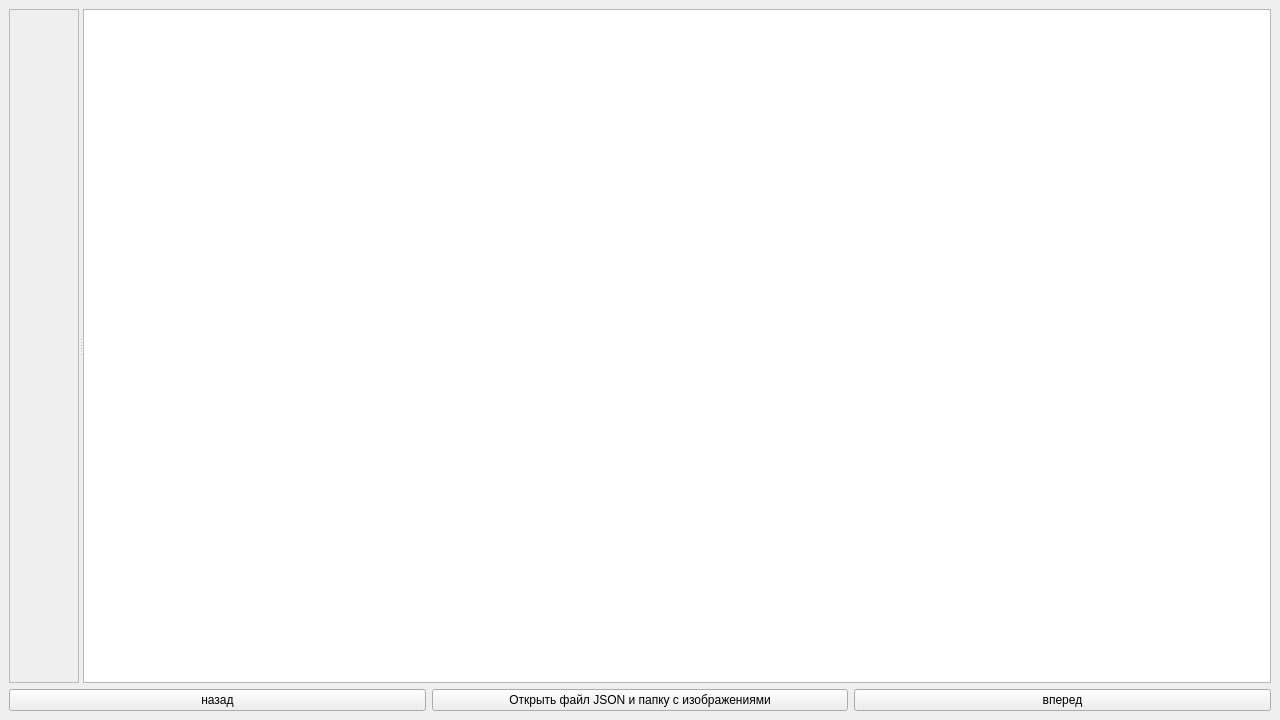
Above: mainwindow.ui from antonak387/image-result-display before the change. Below: the same form after it.
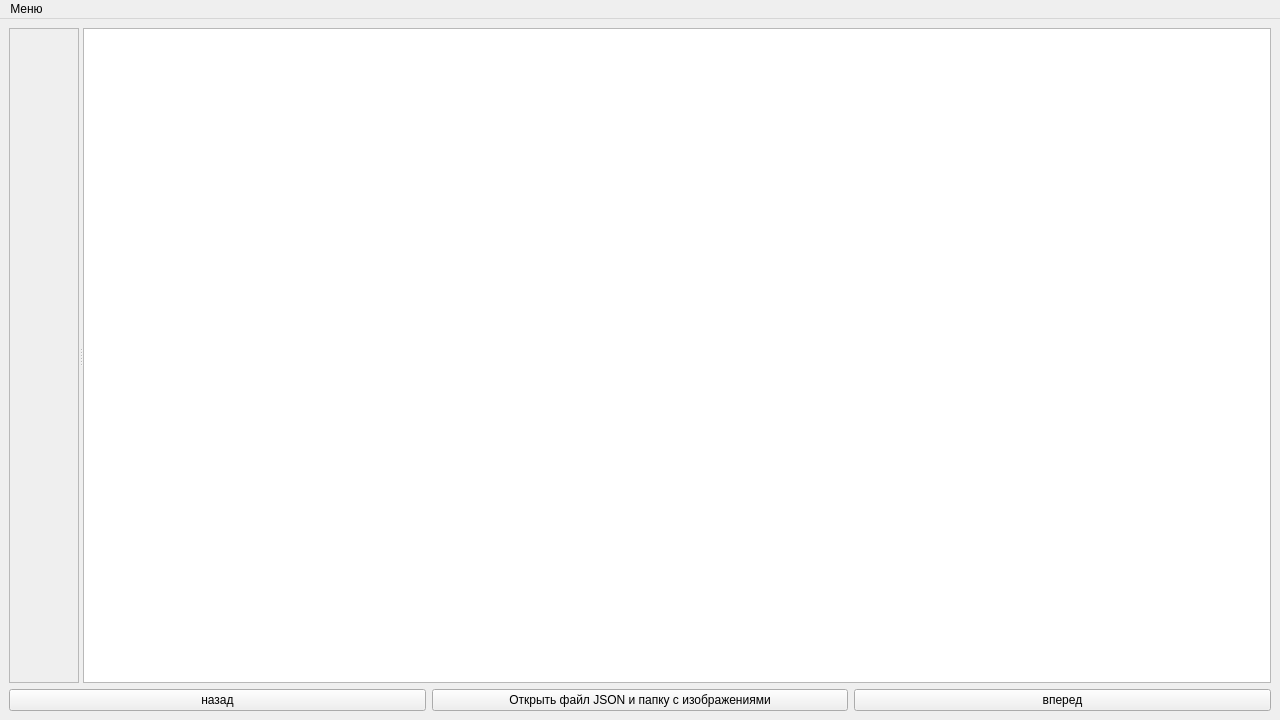
That is the form after the change. Custom widgets are drawn as their Qt base class.

Patch:
```diff
--- a/mainwindow.ui
+++ b/mainwindow.ui
@@ -30,7 +30,7 @@
           <x>0</x>
           <y>0</y>
           <width>73</width>
-          <height>344</height>
+          <height>331</height>
          </rect>
         </property>
        </widget>
@@ -65,6 +65,33 @@
     </item>
    </layout>
   </widget>
+  <widget class="QMenuBar" name="menuBar">
+   <property name="geometry">
+    <rect>
+     <x>0</x>
+     <y>0</y>
+     <width>1280</width>
+     <height>26</height>
+    </rect>
+   </property>
+   <widget class="QMenu" name="menu">
+    <property name="title">
+     <string>Меню</string>
+    </property>
+    <addaction name="action_open"/>
+   </widget>
+   <addaction name="menu"/>
+  </widget>
+  <action name="action_open">
+   <property name="text">
+    <string>Окрыть файл JSON и папку с изображениями</string>
+   </property>
+  </action>
+  <action name="action_close">
+   <property name="text">
+    <string>Закрыть все</string>
+   </property>
+  </action>
  </widget>
  <customwidgets>
   <customwidget>
```
Left out of the diff: 50 changed lines with no effect on the pictures.
